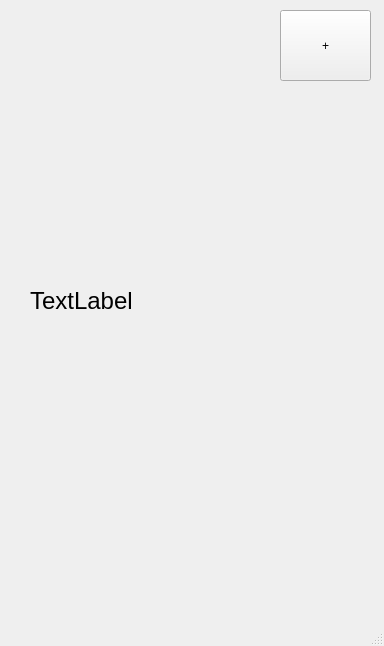
oleksandrhf/GoHabit, file mainwindow.ui: the form before one commit.
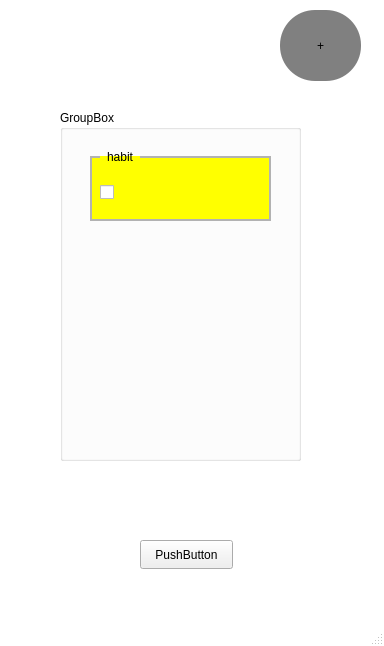
The form after the commit.

Diff of the .ui file:
```diff
--- a/mainwindow.ui
+++ b/mainwindow.ui
@@ -10,41 +10,127 @@
     <height>646</height>
    </rect>
   </property>
+  <property name="font">
+   <font>
+    <underline>false</underline>
+    <strikeout>false</strikeout>
+    <stylestrategy>NoAntialias</stylestrategy>
+    <kerning>true</kerning>
+   </font>
+  </property>
   <property name="windowTitle">
    <string>MainWindow</string>
   </property>
+  <property name="styleSheet">
+   <string notr="true">QMainWindow
+{
+    background: white;
+}</string>
+  </property>
+  <property name="tabShape">
+   <enum>QTabWidget::Rounded</enum>
+  </property>
   <widget class="QWidget" name="centralwidget">
-   <widget class="QLabel" name="label">
-    <property name="geometry">
-     <rect>
-      <x>30</x>
-      <y>230</y>
-      <width>331</width>
-      <height>141</height>
-     </rect>
-    </property>
-    <property name="font">
-     <font>
-      <pointsize>18</pointsize>
-     </font>
-    </property>
-    <property name="text">
-     <string>TextLabel</string>
-    </property>
-   </widget>
    <widget class="QPushButton" name="pushButton">
     <property name="geometry">
      <rect>
       <x>280</x>
       <y>10</y>
-      <width>91</width>
+      <width>81</width>
       <height>71</height>
      </rect>
     </property>
+    <property name="styleSheet">
+     <string notr="true">
+
+QPushButton {
+    background: gray;
+    border-radius: 35px;
+}</string>
+    </property>
     <property name="text">
      <string>+</string>
     </property>
    </widget>
+   <widget class="QPushButton" name="pushButton_2">
+    <property name="geometry">
+     <rect>
+      <x>140</x>
+      <y>540</y>
+      <width>93</width>
+      <height>29</height>
+     </rect>
+    </property>
+    <property name="text">
+     <string>PushButton</string>
+    </property>
+   </widget>
+   <widget class="QGroupBox" name="groupBox">
+    <property name="geometry">
+     <rect>
+      <x>60</x>
+      <y>110</y>
+      <width>241</width>
+      <height>351</height>
+     </rect>
+    </property>
+    <property name="title">
+     <string>GroupBox</string>
+    </property>
+    <widget class="QGroupBox" name="groupBox_2">
+     <property name="geometry">
+      <rect>
+       <x>30</x>
+       <y>40</y>
+       <width>181</width>
+       <height>71</height>
+      </rect>
+     </property>
+     <property name="styleSheet">
+      <string notr="true">
+QGroupBox {
+    border: 2px solid rgba(178, 178, 178, 255);
+    margin-top: 6px;
+    padding-top: 8px;
+    background: yellow;
+}
+ 
+QGroupBox::title {
+    subcontrol-origin: margin;
+    subcontrol-position: top left;
+    left: 10px;
+    margin: 0 5px;
+}
+ 
+QGroupBox::indicator {
+    width: 13px;
+    height: 13px;
+    border: 1px solid grey;
+    background-color: rgba(204, 204, 204, 255);
+}
+ 
+QGroupBox::indicator:hover {
+    background-color: rgba(235, 235, 235, 255);
+}</string>
+     </property>
+     <property name="title">
+      <string>habit</string>
+     </property>
+     <widget class="QCheckBox" name="checkBox">
+      <property name="geometry">
+       <rect>
+        <x>10</x>
+        <y>30</y>
+        <width>21</width>
+        <height>24</height>
+       </rect>
+      </property>
+      <property name="text">
+       <string/>
+      </property>
+     </widget>
+    </widget>
+   </widget>
   </widget>
   <widget class="QMenuBar" name="menubar">
    <property name="geometry">
```
